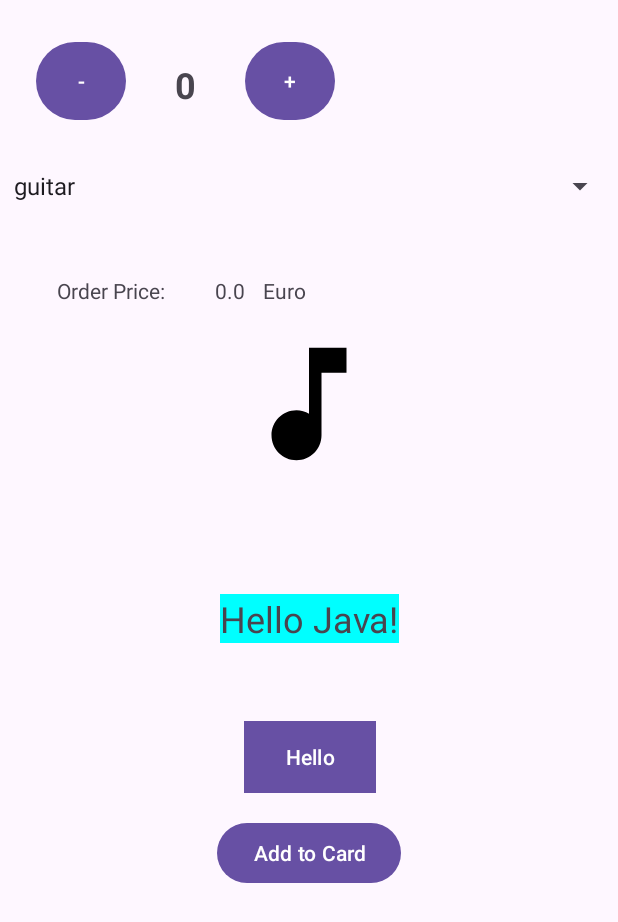
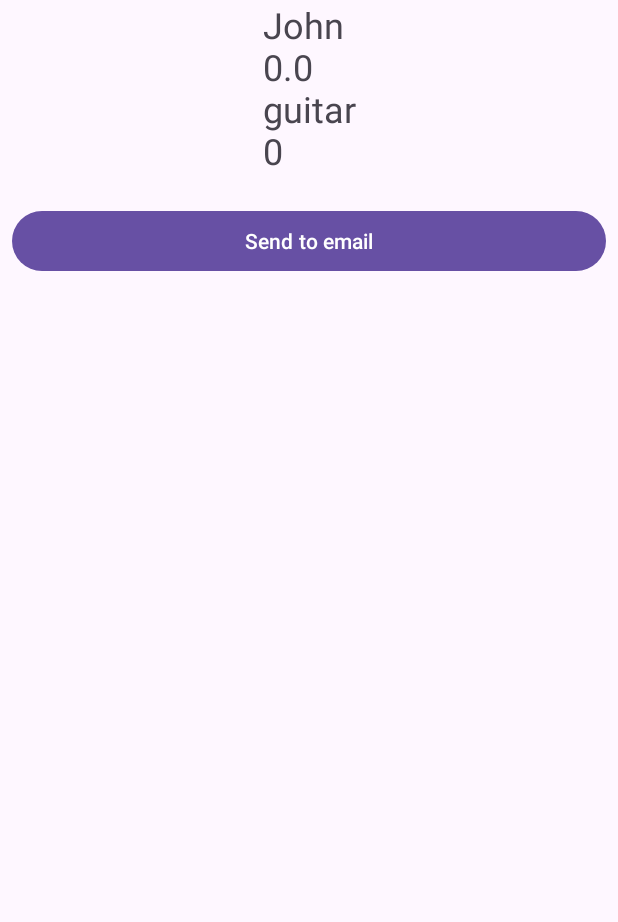
Before and after one commit to Evgenij-Pavlenko/Course, an Android app: the screen it shows after launch (MainActivity before the commit, OrderActivity after it), after a tap on "Add to Card", on a phone screen of 412 x 824 dp. Shown: the top 922 px of the screen. Run offline under Robolectric (Android 15) with nearby library versions, the light colour scheme and no system bars; 2 other taps on this screen came first.

Commit message:
add send Email

```diff
--- a/Android/MyApp/app/src/main/AndroidManifest.xml
+++ b/Android/MyApp/app/src/main/AndroidManifest.xml
@@ -13,6 +13,9 @@
         android:theme="@style/Theme.MyApp"
         tools:targetApi="31">
         <activity
+            android:name=".OrderActivity"
+            android:exported="false" />
+        <activity
             android:name=".MainActivity"
             android:exported="true">
             <intent-filter>
--- a/Android/MyApp/app/src/main/java/com/jevgenij/myapp/MainActivity.java
+++ b/Android/MyApp/app/src/main/java/com/jevgenij/myapp/MainActivity.java
@@ -3,6 +3,7 @@ package com.jevgenij.myapp;
 import androidx.appcompat.app.AppCompatActivity;
 import androidx.core.content.ContextCompat;
 
+import android.content.Intent;
 import android.graphics.Color;
 import android.os.Bundle;
 import android.util.Log;
@@ -67,7 +68,8 @@ public class MainActivity extends AppCompatActivity implements AdapterView.OnIte
         spinerAdapter.setDropDownViewResource(android.R.layout.simple_spinner_dropdown_item);
         spiner.setAdapter(spinerAdapter);
     }
-    void createMap(){
+
+    void createMap() {
         goodsMap = new HashMap<String, Double>();
         goodsMap.put("guitar", 500.00);
         goodsMap.put("drums", 1500.00);
@@ -138,11 +140,19 @@ public class MainActivity extends AppCompatActivity implements AdapterView.OnIte
     public void addToCard(View view) {
         Order order = new Order();
         order.userName = "John";
-        order.orderPrice = price;
+
         order.goodsName = goodsName;
         order.quantity = quantity;
+        order.orderPrice = price * quantity;
 
-//        Log.d("userName", order.userName);
+        Intent orderIntent = new Intent(MainActivity.this, OrderActivity.class);
+        orderIntent.putExtra("userName", order.userName);
+        orderIntent.putExtra("orderPrice", order.orderPrice);
+        orderIntent.putExtra("goodsName", order.goodsName);
+        orderIntent.putExtra("quantity", order.quantity);
+
+        startActivity(orderIntent);
+        Log.d("userName", order.userName);
 //        Log.d("orderPrice", "" + order.orderPrice);
 //        Log.d("goodsName", order.goodsName);
 //        Log.d("quantity", "" + order.quantity);
--- /dev/null
+++ b/Android/MyApp/app/src/main/java/com/jevgenij/myapp/OrderActivity.java
@@ -0,0 +1,44 @@
+package com.jevgenij.myapp;
+
+import androidx.appcompat.app.AppCompatActivity;
+
+import android.content.Intent;
+import android.net.Uri;
+import android.os.Bundle;
+import android.view.View;
+import android.widget.TextView;
+
+public class OrderActivity extends AppCompatActivity {
+    String[] addresses = {"evgenij.pavlenko@gmail.com"};
+    String subject = "My Orders Test";
+    String emailText;
+
+    @Override
+    protected void onCreate(Bundle savedInstanceState) {
+        super.onCreate(savedInstanceState);
+        setContentView(R.layout.activity_order);
+        //this!!
+        this.setTitle("Order");
+
+        Intent recOrderIntent = getIntent();
+        String userName = recOrderIntent.getStringExtra("userName");
+        double orderPrice = recOrderIntent.getDoubleExtra("orderPrice", 0.0);
+        String goodsName = recOrderIntent.getStringExtra("goodsName");
+        int quantity = recOrderIntent.getIntExtra("quantity", 0);
+        TextView orderTV = findViewById(R.id.orderTV);
+        emailText = userName + "\n" + orderPrice + "\n" + goodsName + "\n" + quantity;
+        orderTV.setText(emailText);
+
+    }
+
+    public void submitOrder(View view) {
+        Intent intent = new Intent(Intent.ACTION_SENDTO);
+        intent.setData(Uri.parse("mailto:")); // Only email apps handle this.
+        intent.putExtra(Intent.EXTRA_EMAIL, addresses);
+        intent.putExtra(Intent.EXTRA_SUBJECT, subject);
+        intent.putExtra(Intent.EXTRA_TEXT, emailText);
+        if (intent.resolveActivity(getPackageManager()) != null) {
+            startActivity(intent);
+        }
+    }
+}
--- /dev/null
+++ b/Android/MyApp/app/src/main/res/layout/activity_order.xml
@@ -0,0 +1,32 @@
+<?xml version="1.0" encoding="utf-8"?>
+<androidx.constraintlayout.widget.ConstraintLayout xmlns:android="http://schemas.android.com/apk/res/android"
+    xmlns:app="http://schemas.android.com/apk/res-auto"
+    xmlns:tools="http://schemas.android.com/tools"
+    android:layout_width="match_parent"
+    android:layout_height="match_parent"
+    tools:context=".OrderActivity">
+
+
+    <TextView
+        android:id="@+id/orderTV"
+        android:layout_width="wrap_content"
+        android:layout_height="wrap_content"
+        android:text="TextView"
+        android:textSize="24dp"
+        app:layout_constraintEnd_toEndOf="parent"
+        app:layout_constraintStart_toStartOf="parent"
+        app:layout_constraintTop_toTopOf="parent" />
+
+    <Button
+        android:id="@+id/button"
+        android:layout_width="0dp"
+        android:layout_height="wrap_content"
+        android:layout_marginStart="8dp"
+        android:layout_marginTop="20dp"
+        android:layout_marginEnd="8dp"
+        android:text="Send to email"
+        android:onClick="submitOrder"
+        app:layout_constraintEnd_toEndOf="parent"
+        app:layout_constraintStart_toStartOf="parent"
+        app:layout_constraintTop_toBottomOf="@+id/orderTV" />
+</androidx.constraintlayout.widget.ConstraintLayout>
```
